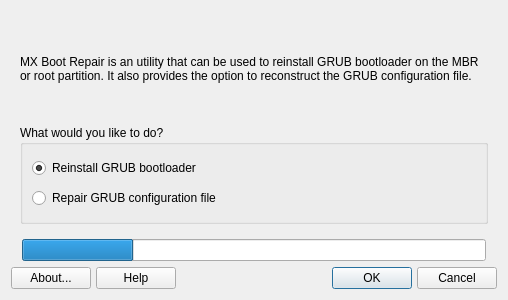
First picture: the form in mxbootrepair.ui, repository darthnoob/mx-bootrepair, before the edit.
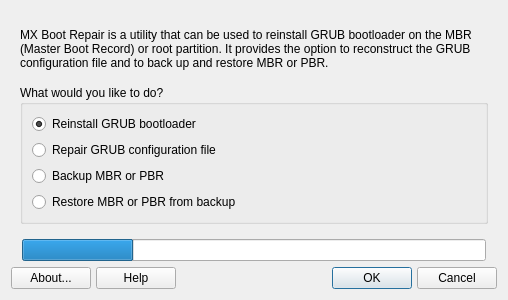
Second picture: the form after the edit. Icons and pictures are not drawn.

Commit message: added MBR/PBR backup and restore

Patch:
```diff
--- a/mxbootrepair.ui
+++ b/mxbootrepair.ui
@@ -28,7 +28,7 @@
        <item>
         <widget class="QLabel" name="infoLabel">
          <property name="text">
-          <string>MX Boot Repair is an utility that can be used to reinstall GRUB bootloader on the MBR or root partition. It also provides the option to reconstruct the GRUB configuration file.</string>
+          <string>MX Boot Repair is a utility that can be used to reinstall GRUB bootloader on the MBR (Master Boot Record) or root partition. It provides the option to reconstruct the GRUB configuration file and to back up and restore MBR or PBR.</string>
          </property>
          <property name="textFormat">
           <enum>Qt::RichText</enum>
@@ -56,6 +56,13 @@
           <property name="spacing">
            <number>6</number>
           </property>
+          <item row="3" column="0">
+           <widget class="QRadioButton" name="bakRadioButton">
+            <property name="text">
+             <string>Backup MBR or PBR</string>
+            </property>
+           </widget>
+          </item>
           <item row="1" column="0">
            <widget class="QRadioButton" name="reinstallRadioButton">
             <property name="text">
@@ -73,6 +80,13 @@
             </property>
            </widget>
           </item>
+          <item row="4" column="0">
+           <widget class="QRadioButton" name="restoreBakRadioButton">
+            <property name="text">
+             <string>Restore MBR or PBR from backup</string>
+            </property>
+           </widget>
+          </item>
          </layout>
         </widget>
        </item>
```
Left out of the diff: 8 changed lines with no effect on the pictures. The commit also changes 3 other files.
